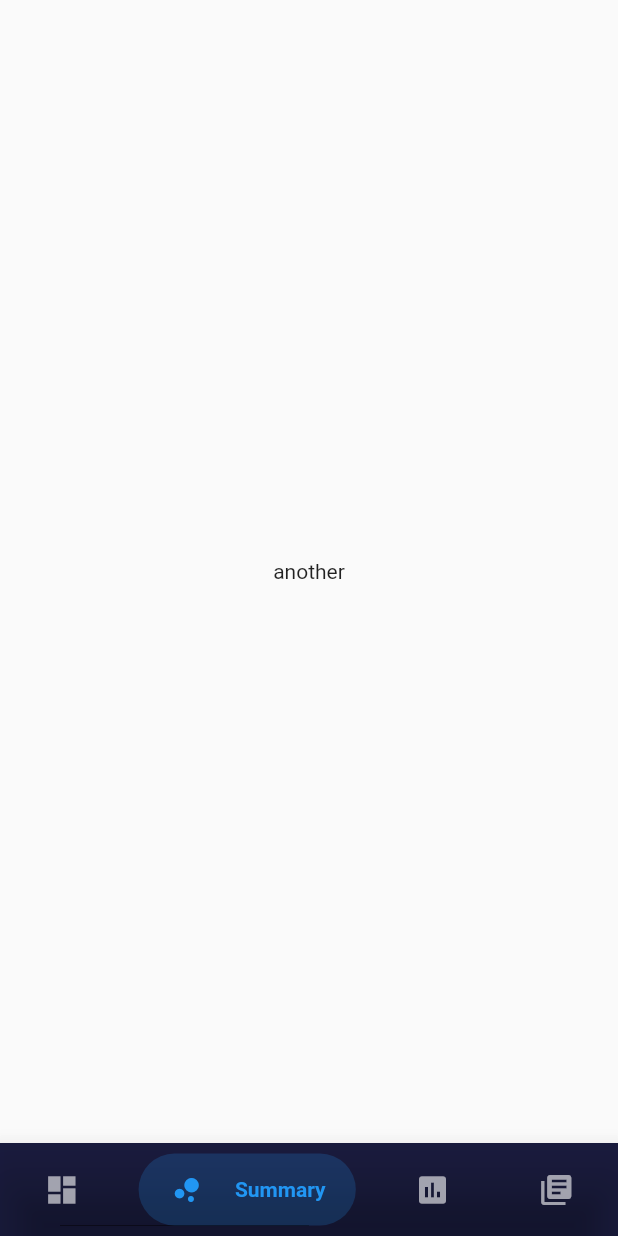
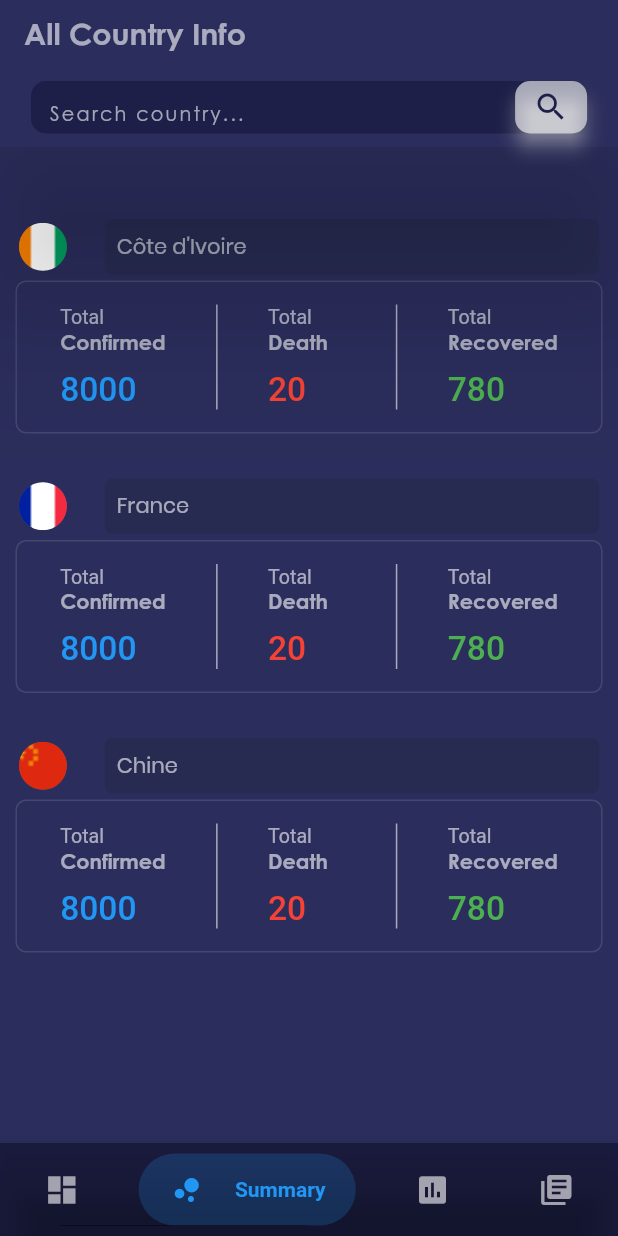
Before and after one commit to DK-codeur/covid19_summary_app, a Flutter app: the screen it shows after launch, item 2 of the bottom bar chosen, on a phone screen of 412 x 824 dp. Run offline on Flutter 3.47's test engine with Material 2 defaults, Android fonts, the phone set to English and light mode, and no system bars; drawn by our look-alikes of bubble_bottom_bar.

Commit message:
country summary UI

```diff
--- a/lib/main.dart
+++ b/lib/main.dart
@@ -1,7 +1,15 @@
+import 'package:covid19_summary_app/shared/colors.dart';
 import 'package:flutter/material.dart';
+import 'package:flutter/services.dart';
 import './screens/dashbord_screen.dart';
 
-void main() => runApp(MyApp());
+void main() async {
+  await SystemChrome.setPreferredOrientations([
+    DeviceOrientation.portraitUp,
+    DeviceOrientation.portraitDown,
+  ]);
+  runApp(MyApp());
+}
 
 class MyApp extends StatelessWidget {
   @override
@@ -10,7 +18,7 @@ class MyApp extends StatelessWidget {
       debugShowCheckedModeBanner: false,
       title: 'COVID19 summary',
       theme: ThemeData(
-        primarySwatch: Colors.blue,
+        primarySwatch: Colors.blueGrey
       ),
       home: DashbordScreen(),
     );
--- a/lib/screens/dashbord_screen.dart
+++ b/lib/screens/dashbord_screen.dart
@@ -1,10 +1,9 @@
-import 'package:bubble_bottom_bar/bubble_bottom_bar.dart';
-import 'package:covid19_summary_app/screens/home_screen.dart';
-import 'package:covid19_summary_app/shared/functions.dart';
-import 'package:covid19_summary_app/widget/latest_new.dart';
+import 'package:flutter/material.dart';
 
+import './summary_screen.dart';
+import '../screens/home_screen.dart';
+import '../shared/functions.dart';
 import '../shared/colors.dart';
-import 'package:flutter/material.dart';
 
 class DashbordScreen extends StatefulWidget {
   @override
@@ -23,7 +22,7 @@ class _DashbordScreenState extends State<DashbordScreen> {
 
   final _tabs = [
     HomeScreen(),
-    Scaffold(body: Center(child: Text('another'),)),
+    SummaryScreen(),
     Scaffold(body: Center(child: Text('another2'),)),
     Scaffold(body: Center(child: Text('another3'),)),
   ];
--- a/lib/screens/home_screen.dart
+++ b/lib/screens/home_screen.dart
@@ -1,6 +1,7 @@
 import 'package:flutter/material.dart';
 import '../shared/colors.dart';
 import '../widget/latest_new.dart';
+import '../shared/functions.dart';
 
 class HomeScreen extends StatefulWidget {
   @override
@@ -57,26 +58,12 @@ class _HomeScreenState extends State<HomeScreen> {
                     padding: EdgeInsets.all(4.0),
                     child: Column(
                       children: <Widget>[
-                        Padding(
-                          padding: const EdgeInsets.all(14.0),
-                          child: Row(
-                            children: <Widget>[
-                              Text(
-                                'Last News',
-                                style: TextStyle(
-                                  fontSize: 22.0,
-                                  fontFamily: 'Poppins',
-                                  fontWeight: FontWeight.bold,
-                                  color: Colors.white70
-                                ),
-                              ),
-                            ],
-                          ),
-                        ),
-
-                        SizedBox(height: 0,),
+                        buildLastNewText('Local Last News'),
 
                         LatestNew(country: "Côte d'Ivoire", flag: 'ci.png', totalConf: 80, totalDeath: 0, totalRecov: 3,),
+
+                        buildLastNewText('More infected'),
+
                         LatestNew(country: "France", flag: 'fr.png', totalConf: 3200, totalDeath: 1200, totalRecov: 2000,),
                         LatestNew(country: "Chine", flag: 'cn.png', totalConf: 5300, totalDeath: 300, totalRecov: 5000,),
                       ],
@@ -90,4 +77,6 @@ class _HomeScreenState extends State<HomeScreen> {
         ),
       );
   }
+
+
 }
--- /dev/null
+++ b/lib/screens/summary_screen.dart
@@ -0,0 +1,263 @@
+import 'package:flutter/material.dart';
+
+import '../shared/colors.dart';
+import '../shared/functions.dart';
+
+class SummaryScreen extends StatefulWidget {
+  @override
+  _SummaryScreenState createState() => _SummaryScreenState();
+}
+
+class _SummaryScreenState extends State<SummaryScreen> {
+  @override
+  Widget build(BuildContext context) {
+    return Scaffold(
+      backgroundColor: primaryDark,
+      appBar: AppBar(
+        title: Text(
+          'All Country Info',
+          style: TextStyle(
+            color: whiteColor,
+            fontFamily: 'CenturyGothic',
+            fontWeight: FontWeight.bold
+          )
+        ),
+        backgroundColor: primaryDark,
+        elevation: 50,
+        bottom: PreferredSize(
+          preferredSize: Size.fromHeight(42),
+          child: Padding(
+            padding: const EdgeInsets.all(9.0),
+            child: Container(
+              height: 35,
+              width: MediaQuery.of(context).size.width * 0.9,
+              child: TextFormField(
+                style: TextStyle(
+                  color: whiteColor
+                ),
+                decoration: InputDecoration(
+                  border: InputBorder.none,
+                  hintText: 'Search country...',
+                  contentPadding: EdgeInsets.fromLTRB(12, 5, 5, 5),
+                  hintStyle: TextStyle(
+                    fontFamily: 'CenturyGothic',
+                    color: whiteColor,
+                    fontSize: 12.8,
+                    letterSpacing: 1.5
+                  ),
+                  suffixIcon: Material(
+                    shadowColor: Colors.white,
+                    color: whiteColor,
+                    elevation: 5.0,
+                    borderRadius: BorderRadius.all(Radius.circular(10.0)),
+                    child: Icon(
+                      Icons.search,
+                      color: primaryDark3
+                    )
+                  ),
+                ),
+              ),
+              decoration: BoxDecoration(
+                color: primaryDark3,
+                borderRadius: BorderRadius.all(Radius.circular(10.0))
+              ),
+            ),
+          ),
+        ),
+      ),
+
+      body: Padding(
+        padding: const EdgeInsets.only(top: 35.0),
+        child: ListView(
+          children: <Widget>[
+            Container(
+              margin: EdgeInsets.symmetric(vertical: 13.0),
+              child: Column(
+                children: <Widget>[
+                  Row(
+                    mainAxisAlignment: MainAxisAlignment.spaceAround,
+                    children: <Widget>[
+                      CircleAvatar(
+                        radius: 16,
+                        backgroundImage: AssetImage(
+                          'assets/images/ci.png'
+                        ),
+                      ),
+                      Container(
+                        padding: EdgeInsets.all(8),
+                        width: MediaQuery.of(context).size.width * 0.8,
+                        decoration: BoxDecoration(
+                          color: primaryDark1,
+                          borderRadius: BorderRadius.all(Radius.circular(5))
+                        ),
+                        child: Text(
+                          "Côte d'Ivoire",
+                          style: TextStyle(
+                          fontFamily: 'Poppins',
+                          color: whiteColor
+                        ),
+                        ),
+                      )
+                    ],
+                  ),
+
+                  Padding(
+                    padding: const EdgeInsets.all(4.0),
+                    child: Container(
+                      width: MediaQuery.of(context).size.width * .95,
+                      decoration: BoxDecoration(
+                        border: Border.all(color: Colors.white12, width: 1),
+                        borderRadius: BorderRadius.all(Radius.circular(7.0))
+                      ),
+                      child: Padding(
+                        padding: const EdgeInsets.all(8.0),
+                        child: Row(
+                          mainAxisAlignment: MainAxisAlignment.spaceAround,
+                          children: <Widget>[
+                             buildSummaryColumn('Confirmed', 8000, Colors.blue),
+                             buildPip(),
+                             buildSummaryColumn('Death   ', 20, Colors.red),
+                             buildPip(),
+                             buildSummaryColumn('Recovered', 780, Colors.green),
+                          ],
+                        ),
+                      ),
+
+
+                    ),
+                  )
+                ],
+              ),
+            ),
+
+
+
+           Container(
+             margin: EdgeInsets.symmetric(vertical: 13.0),
+              child: Column(
+                children: <Widget>[
+                  Row(
+                    mainAxisAlignment: MainAxisAlignment.spaceAround,
+                    children: <Widget>[
+                      CircleAvatar(
+                        radius: 16,
+                        backgroundImage: AssetImage(
+                          'assets/images/fr.png'
+                        ),
+                      ),
+                      Container(
+                        padding: EdgeInsets.all(8),
+                        width: MediaQuery.of(context).size.width * 0.8,
+                        decoration: BoxDecoration(
+                          color: primaryDark1,
+                          borderRadius: BorderRadius.all(Radius.circular(5))
+                        ),
+                        child: Text(
+                          "France",
+                          style: TextStyle(
+                          fontFamily: 'Poppins',
+                          color: whiteColor
+                        ),
+                        ),
+                      )
+                    ],
+                  ),
+
+                  Padding(
+                    padding: const EdgeInsets.all(4.0),
+                    child: Container(
+                      width: MediaQuery.of(context).size.width * .95,
+                      decoration: BoxDecoration(
+                        border: Border.all(color: Colors.white12, width: 1),
+                        borderRadius: BorderRadius.all(Radius.circular(7.0))
+                      ),
+                      child: Padding(
+                        padding: const EdgeInsets.all(8.0),
+                        child: Row(
+                          mainAxisAlignment: MainAxisAlignment.spaceAround,
+                          children: <Widget>[
+                             buildSummaryColumn('Confirmed', 8000, Colors.blue),
+                             buildPip(),
+                             buildSummaryColumn('Death   ', 20, Colors.red),
+                             buildPip(),
+                             buildSummaryColumn('Recovered', 780, Colors.green),
+                          ],
+                        ),
+                      ),
+
+
+                    ),
+                  )
+                ],
+              ),
+            ),
+
+
+
+            Container(
+              margin: EdgeInsets.symmetric(vertical: 13.0),
+              child: Column(
+                children: <Widget>[
+                  Row(
+                    mainAxisAlignment: MainAxisAlignment.spaceAround,
+                    children: <Widget>[
+                      CircleAvatar(
+                        radius: 16,
+                        backgroundImage: AssetImage(
+                          'assets/images/cn.png'
+                        ),
+                      ),
+                      Container(
+                        padding: EdgeInsets.all(8),
+                        width: MediaQuery.of(context).size.width * 0.8,
+                        decoration: BoxDecoration(
+                          color: primaryDark1,
+                          borderRadius: BorderRadius.all(Radius.circular(5))
+                        ),
+                        child: Text(
+                          "Chine",
+                          style: TextStyle(
+                          fontFamily: 'Poppins',
+                          color: whiteColor
+                        ),
+                        ),
+                      )
+                    ],
+                  ),
+
+                  Padding(
+                    padding: const EdgeInsets.all(4.0),
+                    child: Container(
+                      width: MediaQuery.of(context).size.width * .95,
+                      decoration: BoxDecoration(
+                        border: Border.all(color: Colors.white12, width: 1),
+                        borderRadius: BorderRadius.all(Radius.circular(7.0))
+                      ),
+                      child: Padding(
+                        padding: const EdgeInsets.all(8.0),
+                        child: Row(
+                          mainAxisAlignment: MainAxisAlignment.spaceAround,
+                          children: <Widget>[
+                             buildSummaryColumn('Confirmed', 8000, Colors.blue),
+                             buildPip(),
+                             buildSummaryColumn('Death   ', 20, Colors.red),
+                             buildPip(),
+                             buildSummaryColumn('Recovered', 780, Colors.green),
+                          ],
+                        ),
+                      ),
+
+
+                    ),
+                  )
+                ],
+              ),
+            ),
+          ],
+        ),
+      ),
+    );
+  }
+
+
+}
--- a/lib/shared/colors.dart
+++ b/lib/shared/colors.dart
@@ -2,6 +2,8 @@
 import 'package:flutter/material.dart';
 
 const Color primaryDark = Color.fromRGBO(43, 45, 92, 1);
+const Color primaryDark1 = Color.fromRGBO(39, 43, 82, 1);
 const Color primaryDark2 = Color.fromRGBO(30, 32, 72, 1);
+const Color primaryDark3 = Color.fromRGBO(29, 31, 73, 1);
 const Color dark = Color(0xFF4A4A58);
 const Color whiteColor = Colors.white60;
--- a/lib/shared/functions.dart
+++ b/lib/shared/functions.dart
@@ -1,5 +1,7 @@
 import 'package:flutter/material.dart';
 import 'package:bubble_bottom_bar/bubble_bottom_bar.dart';
+
+import './colors.dart';
 
   //buildContainer
   Container buildContainer(String title, int numb, Color color1, Color color2,) {
@@ -53,10 +55,79 @@ import 'package:bubble_bottom_bar/bubble_bottom_bar.dart';
       hasInk: true, //new, gives a cute ink effect
       inkColor: Colors.black12, //optional, uses theme color if not specified
       items: <BubbleBottomBarItem>[
-          BubbleBottomBarItem(backgroundColor: Colors.blue, icon: Icon(Icons.dashboard, color: Colors.white60,), activeIcon: Icon(Icons.dashboard, color: Colors.blue,), title: Text("Home")),
+          BubbleBottomBarItem(backgroundColor: Colors.blue, icon: Icon(Icons.dashboard, color: Colors.white60,), activeIcon: Icon(Icons.dashboard, color: Colors.blue,), title: Text("Dashbord")),
           BubbleBottomBarItem(backgroundColor: Colors.blue, icon: Icon(Icons.bubble_chart, color: Colors.white60,), activeIcon: Icon(Icons.bubble_chart, color: Colors.blue,), title: Text("Summary")),
           BubbleBottomBarItem(backgroundColor: Colors.blue, icon: Icon(Icons.insert_chart, color: Colors.white60,), activeIcon: Icon(Icons.insert_chart, color: Colors.blue,), title: Text("Stats")),
           BubbleBottomBarItem(backgroundColor: Colors.blue, icon: Icon(Icons.library_books, color: Colors.white60,), activeIcon: Icon(Icons.library_books, color: Colors.blue,), title: Text("News"))
       ],
     );
   }
+
+
+//buildLastNewText
+  Padding buildLastNewText(String text) {
+    return Padding(
+      padding: const EdgeInsets.all(13.0),
+      child: Row(
+        children: <Widget>[
+          Text(
+            text,
+            style: TextStyle(
+              fontSize: 20.0,
+              fontFamily: 'Poppins',
+              // fontWeight: FontWeight.bold,
+              color: Colors.white70
+            ),
+          ),
+        ],
+      ),
+    );
+  }
+
+  //build pip
+  Container buildPip() {
+    return Container(
+      width: 1,
+      height: 70,
+      color: whiteColor,
+    );
+  }
+
+  //buildSummaryColumn
+  Padding buildSummaryColumn(String title, int numb, Color color,) {
+    return Padding(
+      padding: const EdgeInsets.all(8.0),
+      child: Column(
+        crossAxisAlignment: CrossAxisAlignment.start,
+        children: <Widget>[
+          Text(
+            'Total',
+            style: TextStyle(
+              // fontFamily: 'Poppins',
+              fontSize: 13.1,
+              color: whiteColor
+            ),
+          ),
+          Text(
+            title,
+            style: TextStyle(
+              fontFamily: 'CenturyGothic',
+              fontSize: 13.8,
+              color: whiteColor,
+              fontWeight: FontWeight.bold
+            ),
+          ),
+          SizedBox(height: 10.0),
+          Text(
+            '$numb',
+            style: TextStyle(
+              // fontFamily: 'Poppins',
+              fontSize: 22.4,
+              color: color,
+              fontWeight: FontWeight.w500
+            ),
+          ),
+        ],
+      ),
+    );
+  }
```
